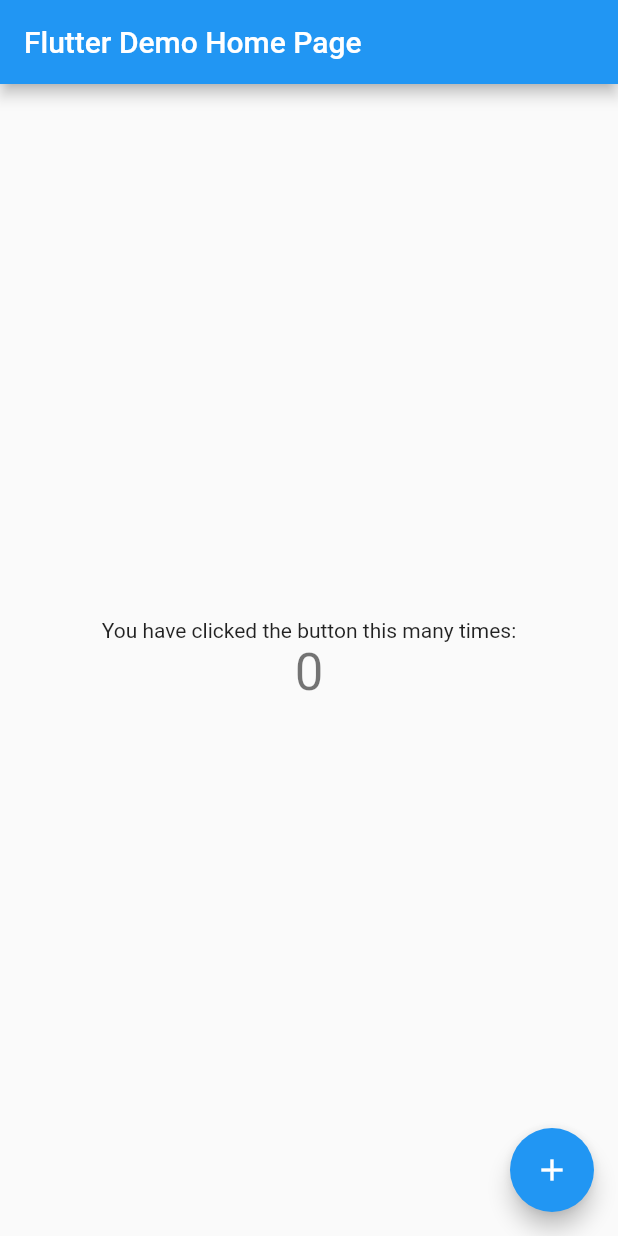
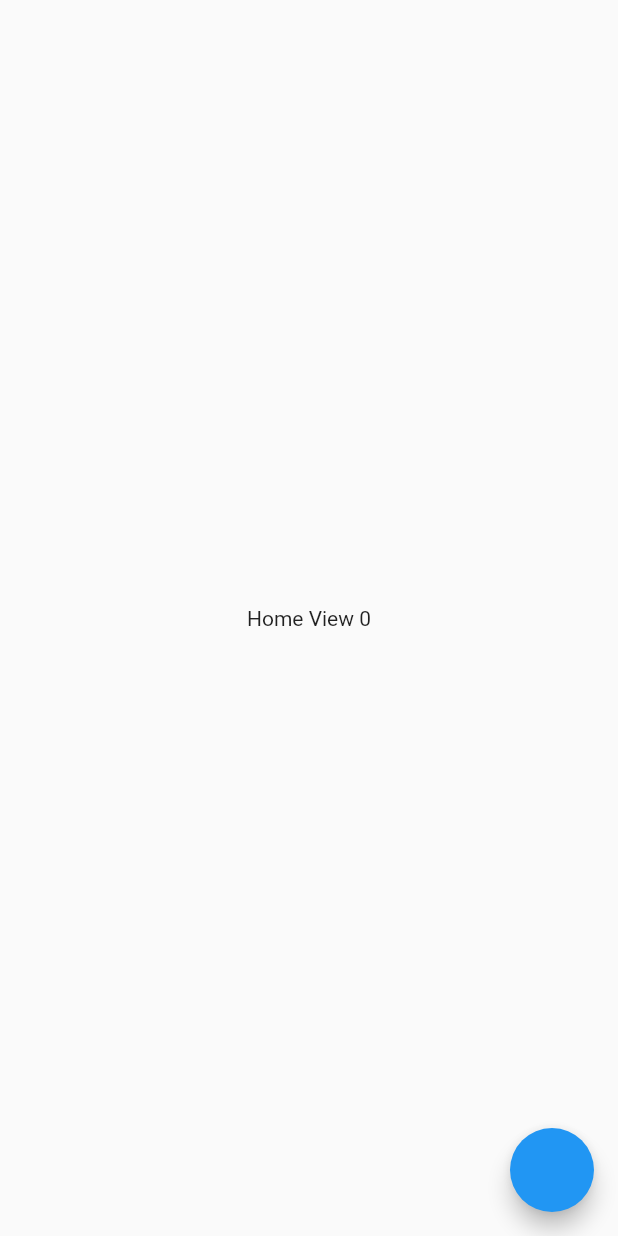
Before and after one commit to alihsaad/flutter_app, a Flutter app: the screen it shows after launch, on a phone screen of 412 x 824 dp. Run offline on Flutter 3.47's test engine with Material 2 defaults, Android fonts, the phone set to English and light mode, and no system bars; our stand-ins replace auto_route, stacked.

Commit message:
Added views/viewmodels for home/startup. updated main.dart

```diff
--- a/lib/main.dart
+++ b/lib/main.dart
@@ -1,4 +1,16 @@
 import 'package:flutter/material.dart';
+import 'package:flutter_app/app/router.gr.dart';
+import 'package:flutter_app/ui/views/home/home_view.dart';
+
+import 'package:flutter_app/app/router.gr.dart' as router;
+
+// Views should never MAKE USE of a service directly.
+// Views should contain zero to (preferred) no logic. If the logic is from UI only items then we do the least amount of required logic and pass the rest to the ViewModel.
+// Views should ONLY render the state in its ViewModel.
+// 1 View has 1 ViewModel
+// ViewModels for widgets that represent page views are bound to a single View only.
+// ViewModels may be re-used if the UI requires the exact same functionality.
+// ViewModels should not know about other ViewModels**
 
 void main() {
   runApp(const MyApp());
@@ -7,109 +19,16 @@ void main() {
 class MyApp extends StatelessWidget {
   const MyApp({Key? key}) : super(key: key);
 
+
   // This widget is the root of your application.
   @override
   Widget build(BuildContext context) {
-    return MaterialApp(
+    return const MaterialApp(
       title: 'Flutter Demo',
-      theme: ThemeData(
-        // This is the theme of your application.
-        //
-        // Try running your application with "flutter run". You'll see the
-        // application has a blue toolbar. Then, without quitting the app, try
-        // changing the primarySwatch below to Colors.green and then invoke
-        // "hot reload" (press "r" in the console where you ran "flutter run",
-        // or simply save your changes to "hot reload" in a Flutter IDE).
-        // Notice that the counter didn't reset back to zero; the application
-        // is not restarted.
-        primarySwatch: Colors.blue,
-      ),
-      home: const MyHomePage(title: 'Flutter Demo Home Page'),
+
+      // initialRoute: _appRouter.startupViewRoute,
+      // routeInformationParser: _appRouter.defaultRouteParser(),
+      home: HomeView(),
     );
   }
 }
-
-class MyHomePage extends StatefulWidget {
-  const MyHomePage({Key? key, required this.title}) : super(key: key);
-
-  // This widget is the home page of your application. It is stateful, meaning
-  // that it has a State object (defined below) that contains fields that affect
-  // how it looks.
-
-  // This class is the configuration for the state. It holds the values (in this
-  // case the title) provided by the parent (in this case the App widget) and
-  // used by the build method of the State. Fields in a Widget subclass are
-  // always marked "final".
-
-  final String title;
-
-  @override
-  State<MyHomePage> createState() => _MyHomePageState();
-}
-
-class _MyHomePageState extends State<MyHomePage> {
-  int _counter = 0;
-
-  void _incrementCounter() {
-    setState(() {
-      // This call to setState tells the Flutter framework that something has
-      // changed in this State, which causes it to rerun the build method below
-      // so that the display can reflect the updated values. If we changed
-      // _counter without calling setState(), then the build method would not be
-      // called again, and so nothing would appear to happen.
-      _counter++;
-    });
-  }
-
-  @override
-  Widget build(BuildContext context) {
-    // This method is rerun every time setState is called, for instance as done
-    // by the _incrementCounter method above.
-    //
-    // The Flutter framework has been optimized to make rerunning build methods
-    // fast, so that you can just rebuild anything that needs updating rather
-    // than having to individually change instances of widgets.
-    return Scaffold(
-      appBar: AppBar(
-        // Here we take the value from the MyHomePage object that was created by
-        // the App.build method, and use it to set our appbar title.
-        title: Text(widget.title),
-      ),
-      body: Center(
-        // Center is a layout widget. It takes a single child and positions it
-        // in the middle of the parent.
-        child: Column(
-          // Column is also a layout widget. It takes a list of children and
-          // arranges them vertically. By default, it sizes itself to fit its
-          // children horizontally, and tries to be as tall as its parent.
-          //
-          // Invoke "debug painting" (press "p" in the console, choose the
-          // "Toggle Debug Paint" action from the Flutter Inspector in Android
-          // Studio, or the "Toggle Debug Paint" command in Visual Studio Code)
-          // to see the wireframe for each widget.
-          //
-          // Column has various properties to control how it sizes itself and
-          // how it positions its children. Here we use mainAxisAlignment to
-          // center the children vertically; the main axis here is the vertical
-          // axis because Columns are vertical (the cross axis would be
-          // horizontal).
-          mainAxisAlignment: MainAxisAlignment.center,
-          children: <Widget>[
-            const Text(
-              'You have clicked the button this many times:',
-            ),
-            Text(
-              '$_counter',
-              style: Theme.of(context).textTheme.headline4,
-            ),
-          ],
-        ),
-      ),
-      floatingActionButton: FloatingActionButton(
-        onPressed: _incrementCounter,
-        tooltip: 'Increment',
-        child: const Icon(Icons.add),
-      ), // This trailing comma makes auto-formatting nicer for build methods.
-    );
-  }
-}
--- /dev/null
+++ b/lib/ui/views/home/home_view.dart
@@ -0,0 +1,31 @@
+import 'package:flutter/material.dart';
+import 'package:stacked/stacked.dart';
+
+import 'home_viewmodel.dart';
+
+// Views should never MAKE USE of a service directly.
+
+// Views should contain zero to (preferred) no logic. If the logic is from
+//UI-only items then we do the least amount of required logic and pass the rest to the ViewModel.
+
+// Views should ONLY render the state in its ViewModel.
+
+// 1 View has 1 ViewModel
+
+
+class HomeView extends StatelessWidget {
+  const HomeView({Key? key}) : super(key: key);
+
+  @override
+  Widget build(BuildContext context) {
+    return ViewModelBuilder<HomeViewModel>.reactive( //fires build function when notifyListeners() is called
+      builder: (context, model, child) => Scaffold(
+        body: Center(
+          child: Text(model.title),
+        ),
+        floatingActionButton: FloatingActionButton(onPressed: model.updateCounter,),
+      ),
+      viewModelBuilder: () => HomeViewModel(),
+    ); //ViewModelBuilder.reactive
+  }
+}
--- /dev/null
+++ b/lib/ui/views/home/home_viewmodel.dart
@@ -0,0 +1,15 @@
+import 'package:stacked/stacked.dart';
+
+//this is where
+class HomeViewModel extends BaseViewModel {
+  final String _title = 'Home View';
+  String get title => '$_title $_counter';
+
+  int _counter = 0;
+  int get counter => _counter;
+
+  void updateCounter() {
+    _counter++;
+    notifyListeners(); //makes our viewmodel rebuild
+  }
+}
```
Also changed, not shown: lib/app/router.dart (added, +30 -0 lines), lib/ui/views/startup/startup_view.dart (added, +31 -0 lines), lib/ui/views/startup/startup_viewmodel.dart (added, +16 -0 lines), lib/app/router.gr.dart (added).
